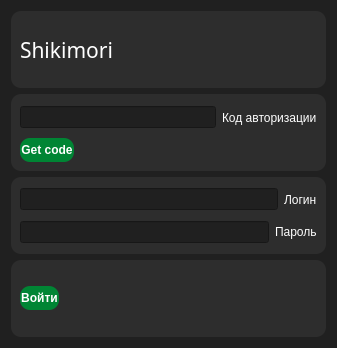
First picture: the form in data/ui/auth.ui, repository brandonzorn/Nlight, before the edit.
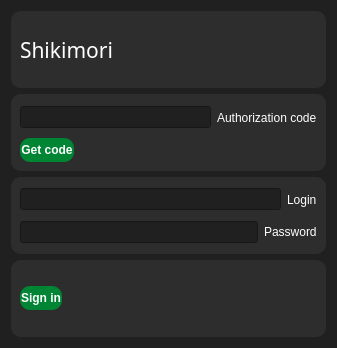
Second picture: the form after the edit.

```diff
--- a/data/ui/auth.ui
+++ b/data/ui/auth.ui
@@ -95,7 +95,7 @@
         <item>
          <widget class="QLabel" name="label">
           <property name="text">
-           <string>Код авторизации</string>
+           <string>Authorization code</string>
           </property>
          </widget>
         </item>
@@ -148,7 +148,7 @@
         <item>
          <widget class="QLabel" name="label_2">
           <property name="text">
-           <string>Логин</string>
+           <string>Login</string>
           </property>
          </widget>
         </item>
@@ -162,7 +162,7 @@
         <item>
          <widget class="QLabel" name="label_3">
           <property name="text">
-           <string>Пароль</string>
+           <string>Password</string>
           </property>
          </widget>
         </item>
@@ -186,7 +186,7 @@
          <cursorShape>PointingHandCursor</cursorShape>
         </property>
         <property name="text">
-         <string>Войти</string>
+         <string>Sign in</string>
         </property>
        </widget>
       </item>
```
